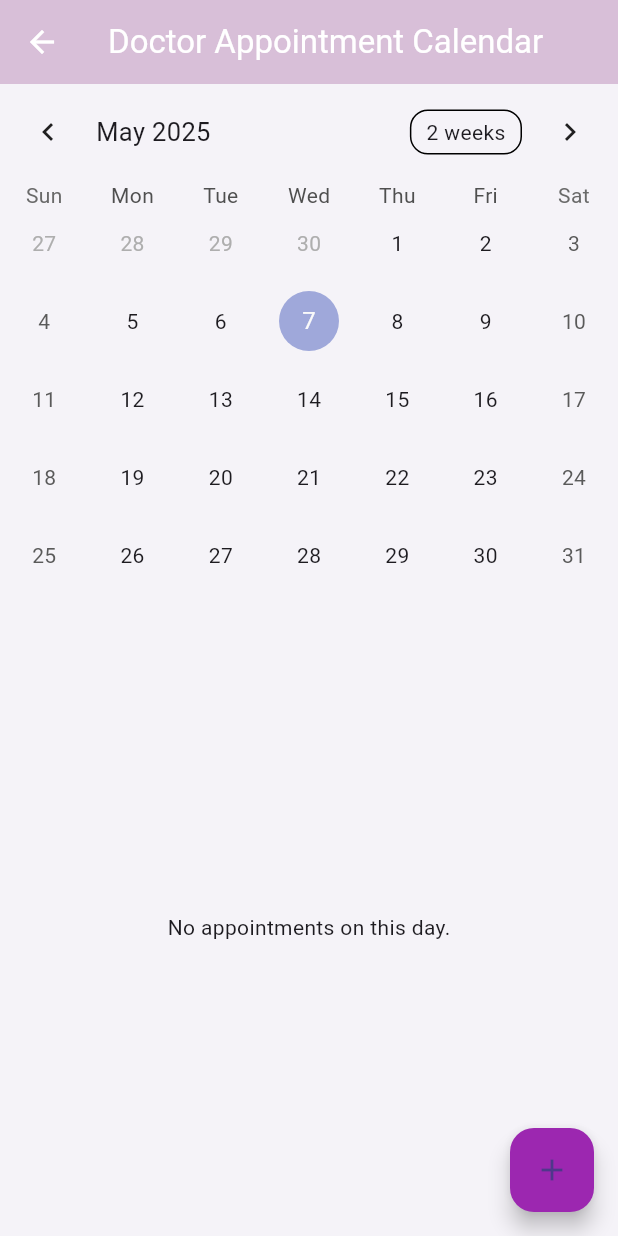
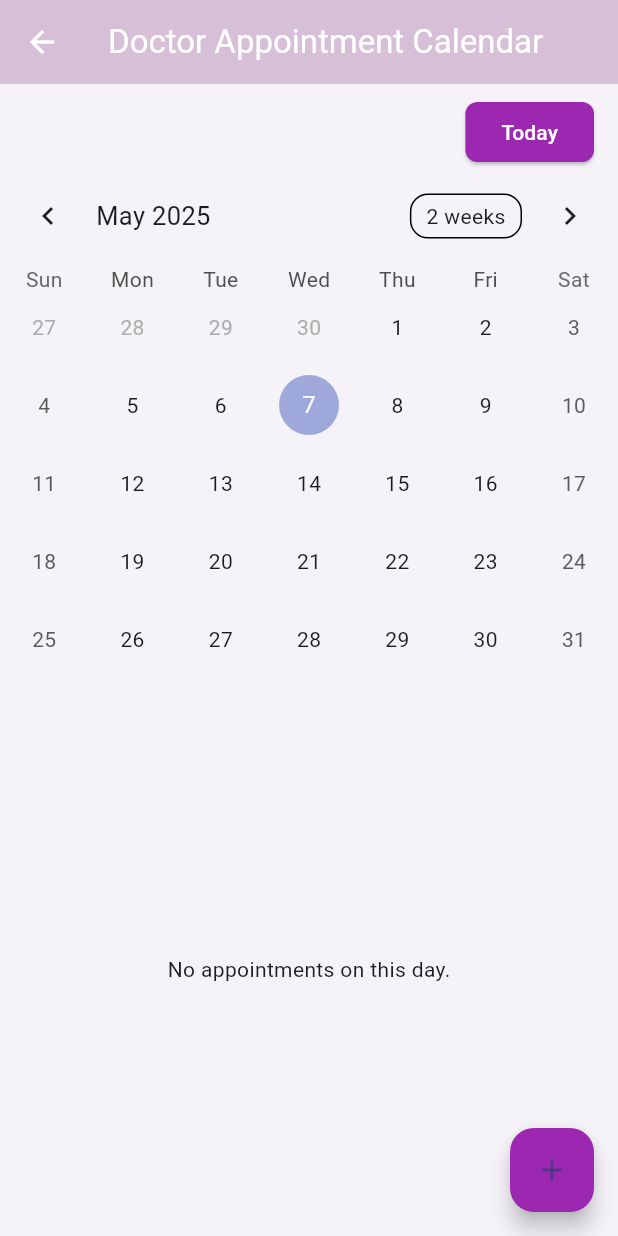
Before and after one commit to Ba-jx/safespace, a Flutter app: the DoctorAppointmentCalendar screen opened by its route, on a phone screen of 412 x 824 dp. Run offline on Flutter 3.47's test engine with Material 3 defaults, Android fonts, the phone set to English and light mode, and no system bars; drawn by our look-alikes of table_calendar; our stand-ins replace cloud_firestore, firebase_auth, firebase_core; accounts and stored records are empty.

Commit message:
Update doctor_appointment_calendar.dart

```diff
--- a/lib/screens/doctor_appointment_calendar.dart
+++ b/lib/screens/doctor_appointment_calendar.dart
@@ -107,8 +107,7 @@ class _DoctorAppointmentCalendarState extends State<DoctorAppointmentCalendar> {
                   onChanged: (value) {
                     setModalState(() {
                       selectedPatientId = value;
-                      selectedPatientName = patients
-                          .firstWhere((p) => p['id'] == value)['name'];
+                      selectedPatientName = patients.firstWhere((p) => p['id'] == value)['name'];
                     });
                   },
                 ),
@@ -192,6 +191,25 @@ class _DoctorAppointmentCalendarState extends State<DoctorAppointmentCalendar> {
       appBar: AppBar(title: const Text('Doctor Appointment Calendar')),
       body: Column(
         children: [
+          Padding(
+            padding: const EdgeInsets.only(right: 16.0, top: 8),
+            child: Align(
+              alignment: Alignment.centerRight,
+              child: ElevatedButton(
+                style: ElevatedButton.styleFrom(
+                  backgroundColor: Colors.purple,
+                  shape: RoundedRectangleBorder(borderRadius: BorderRadius.circular(8)),
+                ),
+                onPressed: () {
+                  setState(() {
+                    _focusedDay = DateTime.now();
+                    _selectedDay = DateTime.now();
+                  });
+                },
+                child: const Text('Today', style: TextStyle(color: Colors.white)),
+              ),
+            ),
+          ),
           TableCalendar(
             firstDay: DateTime.utc(2024, 1, 1),
             lastDay: DateTime.utc(2030, 12, 31),
@@ -254,8 +272,8 @@ class _DoctorAppointmentCalendarState extends State<DoctorAppointmentCalendar> {
       ),
       floatingActionButton: FloatingActionButton(
         onPressed: _showAppointmentDialog,
+        backgroundColor: Colors.purple,
         child: const Icon(Icons.add),
-        backgroundColor: Colors.purple,
       ),
     );
   }
```
